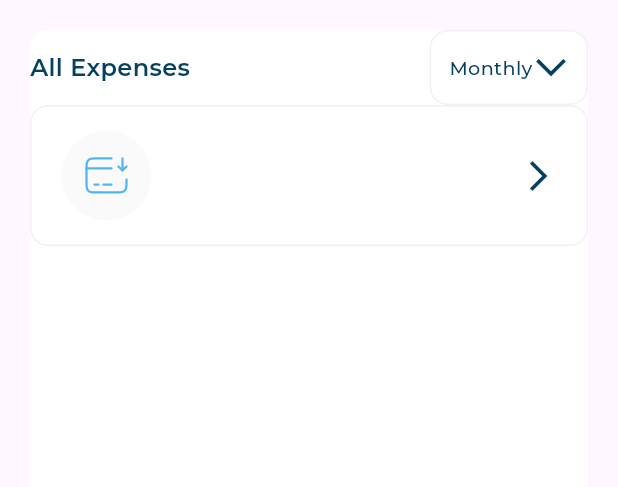
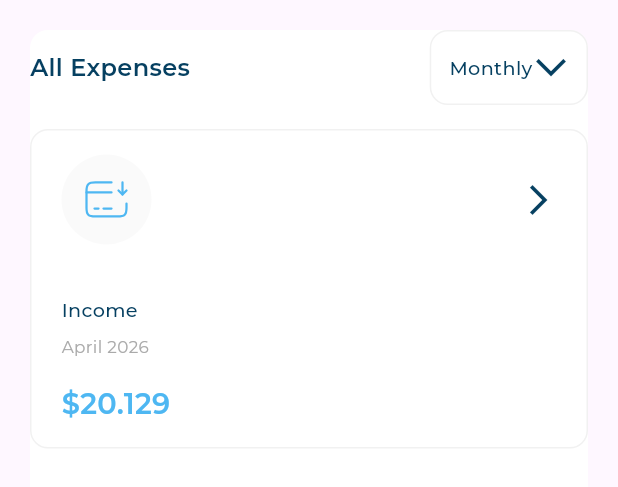
Before and after one commit to Mohamad-bsher-morjan/responsive_dash_board, a Flutter app: the AllExpenses widget shown alone on an empty page, opened directly, on a phone screen of 412 x 824 dp. Shown: the top 487 px of the screen. Run offline on Flutter 3.47's test engine with Material 3 defaults, Android fonts, the phone set to English and light mode, and no system bars; our stand-ins replace flutter_svg; project files that could hold a hidden picture were left out.

Commit message:
create all expenses item list view part 1

```diff
--- a/lib/utils/app_styles.dart
+++ b/lib/utils/app_styles.dart
@@ -1,4 +1,3 @@
-import 'package:flutter/foundation.dart';
 import 'package:flutter/material.dart';
 import 'package:responsive_dash_board/utils/size_config.dart';
 
--- a/lib/widgets/all_expenses.dart
+++ b/lib/widgets/all_expenses.dart
@@ -21,6 +21,7 @@ class AllExpenses extends StatelessWidget {
         child: Column(
           children: [
             AllExpensesHeader(),
+            SizedBox(height: 16),
             AllExpensesItem(
               allExpensesItemModel: AllExpensesItemModel(
                 image: Assets.imagesIncome,
--- a/lib/widgets/all_expenses_item.dart
+++ b/lib/widgets/all_expenses_item.dart
@@ -1,5 +1,6 @@
 import 'package:flutter/material.dart';
 import 'package:responsive_dash_board/models/all_expenses_item_model.dart';
+import 'package:responsive_dash_board/utils/app_styles.dart';
 import 'package:responsive_dash_board/widgets/all_expenses_item_header.dart';
 
 class AllExpensesItem extends StatelessWidget {
@@ -8,6 +9,7 @@ class AllExpensesItem extends StatelessWidget {
   @override
   Widget build(BuildContext context) {
     return Container(
+
       padding: EdgeInsets.symmetric(horizontal: 20, vertical: 16),
       decoration: ShapeDecoration(
         color: Colors.white,
@@ -17,7 +19,25 @@ class AllExpensesItem extends StatelessWidget {
         ),
       ),
       child: Column(
-        children: [AllExpensesItemHeader(image: allExpensesItemModel.image)],
+        crossAxisAlignment: CrossAxisAlignment.start,
+        children: [
+          AllExpensesItemHeader(image: allExpensesItemModel.image),
+          SizedBox(height: 34),
+          Text(
+            allExpensesItemModel.titel,
+            style: AppStyles.styleMedium16(context),
+          ),
+          const SizedBox(height: 8),
+          Text(
+            allExpensesItemModel.date,
+            style: AppStyles.styleRegular14(context),
+          ),
+          SizedBox(height: 16),
+          Text(
+            allExpensesItemModel.price,
+            style: AppStyles.styleSemiBold24(context),
+          ),
+        ],
       ),
     );
   }
--- /dev/null
+++ b/lib/widgets/all_expenses_items_list_view.dart
@@ -0,0 +1,39 @@
+import 'package:flutter/material.dart';
+import 'package:responsive_dash_board/models/all_expenses_item_model.dart';
+import 'package:responsive_dash_board/utils/app_images.dart';
+import 'package:responsive_dash_board/widgets/all_expenses_item.dart';
+
+class AllExpensesItemListView extends StatelessWidget {
+  const AllExpensesItemListView({super.key});
+
+  static const List<AllExpensesItemModel> items = [
+    AllExpensesItemModel(
+      image: Assets.imagesBalance,
+      titel: 'Balance',
+      date: 'April 2026',
+      price: r'$20,129',
+    ),
+    AllExpensesItemModel(
+      image: Assets.imagesIncome,
+      titel: 'Income',
+      date: 'April 2026',
+      price: r'$20,129',
+    ),
+    AllExpensesItemModel(
+      image: Assets.imagesExpenses,
+      titel: 'Expenses',
+      date: 'April 2026',
+      price: r'$20,129',
+    ),
+  ];
+
+  @override
+  Widget build(BuildContext context) {
+    return ListView.builder(
+      itemCount: items.length,
+      itemBuilder: (context, index) {
+        return AllExpensesItem(allExpensesItemModel: items[index]);
+      },
+    );
+  }
+}
```
